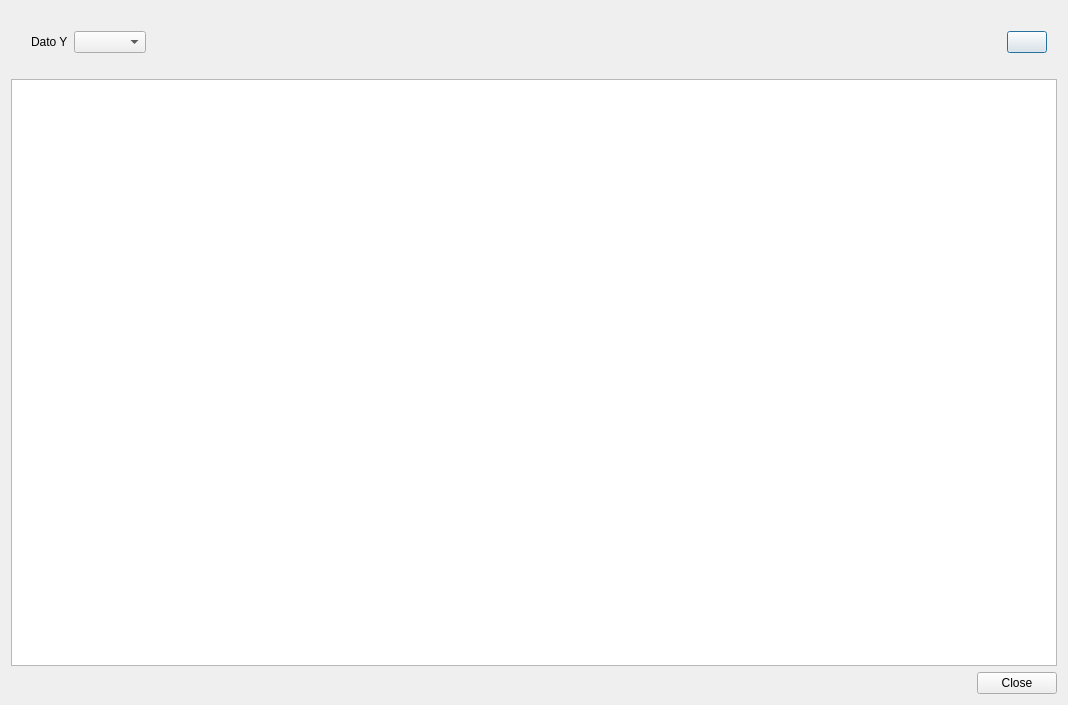
First picture: the form in src/dlg-show-line-graphic.ui, repository federicomartinlara1976/VerEmbalses, before the edit.
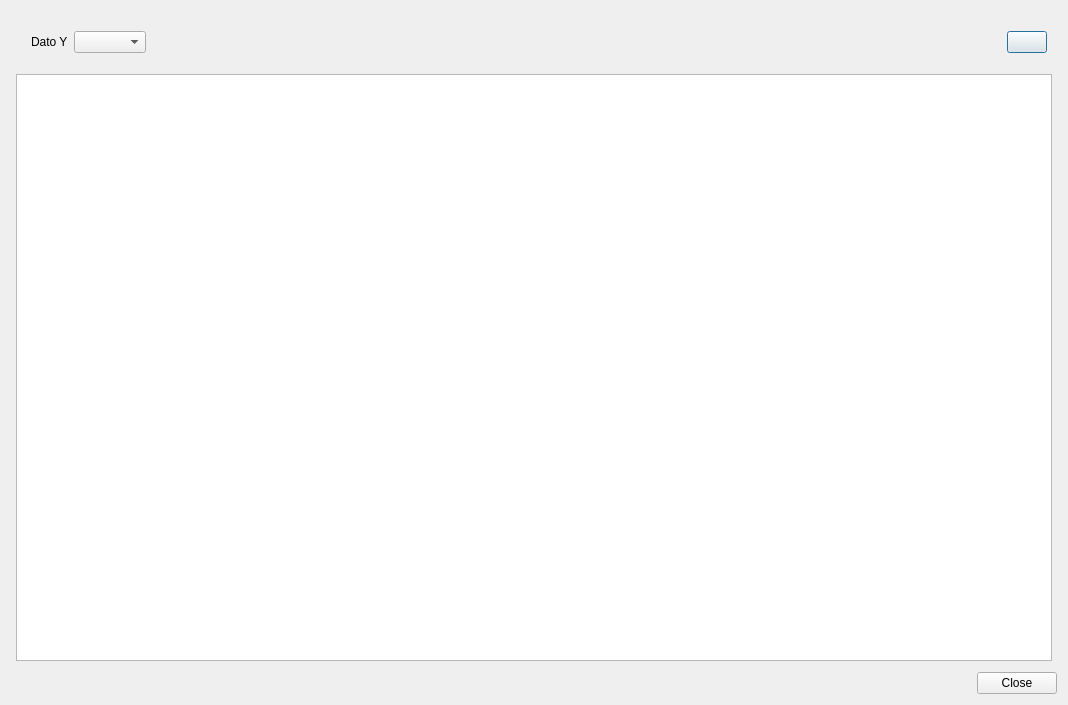
Second picture: the form after the edit. Icons and pictures are not drawn.

Commit message: Botón de imprimir

The edit to the form file:
```diff
--- a/src/dlg-show-line-graphic.ui
+++ b/src/dlg-show-line-graphic.ui
@@ -16,22 +16,34 @@
   <layout class="QVBoxLayout" name="verticalLayout_2">
    <item>
     <layout class="QVBoxLayout" name="verticalLayout">
+     <property name="leftMargin">
+      <number>5</number>
+     </property>
+     <property name="topMargin">
+      <number>5</number>
+     </property>
+     <property name="rightMargin">
+      <number>5</number>
+     </property>
+     <property name="bottomMargin">
+      <number>5</number>
+     </property>
      <item>
       <layout class="QHBoxLayout" name="containerSelectores">
        <property name="sizeConstraint">
         <enum>QLayout::SetFixedSize</enum>
        </property>
        <property name="leftMargin">
-        <number>10</number>
+        <number>5</number>
        </property>
        <property name="topMargin">
-        <number>10</number>
+        <number>5</number>
        </property>
        <property name="rightMargin">
-        <number>10</number>
+        <number>5</number>
        </property>
        <property name="bottomMargin">
-        <number>10</number>
+        <number>5</number>
        </property>
        <item>
         <layout class="QHBoxLayout" name="containerSelectorY">
```
The commit also changes 5 other files.
